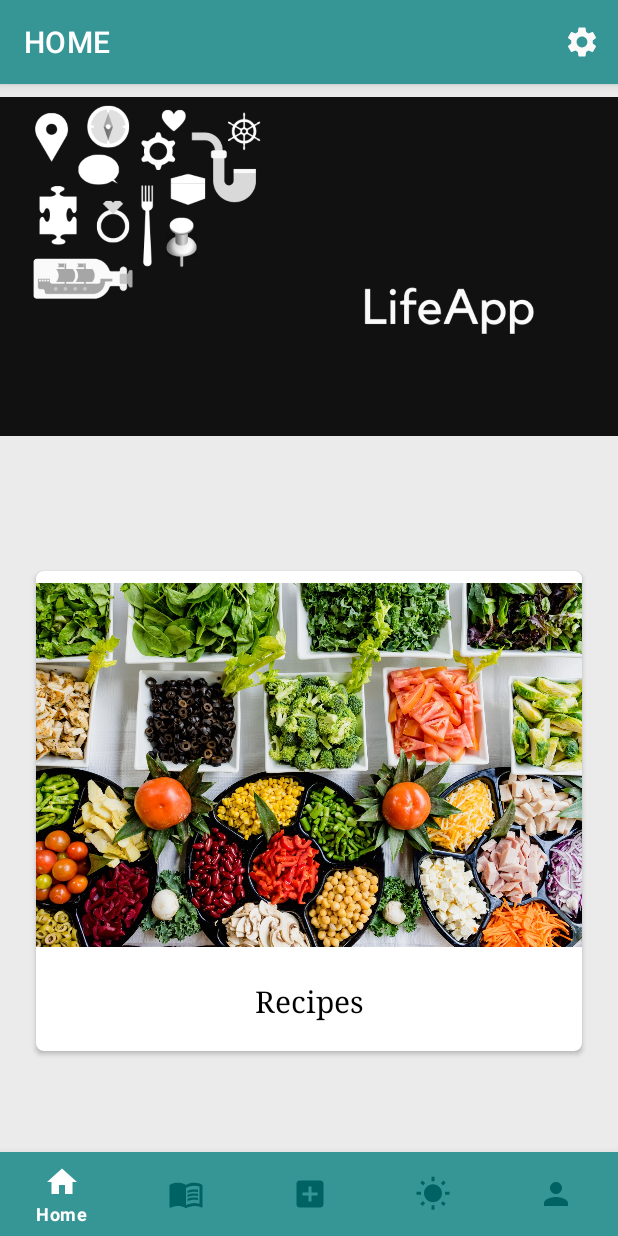
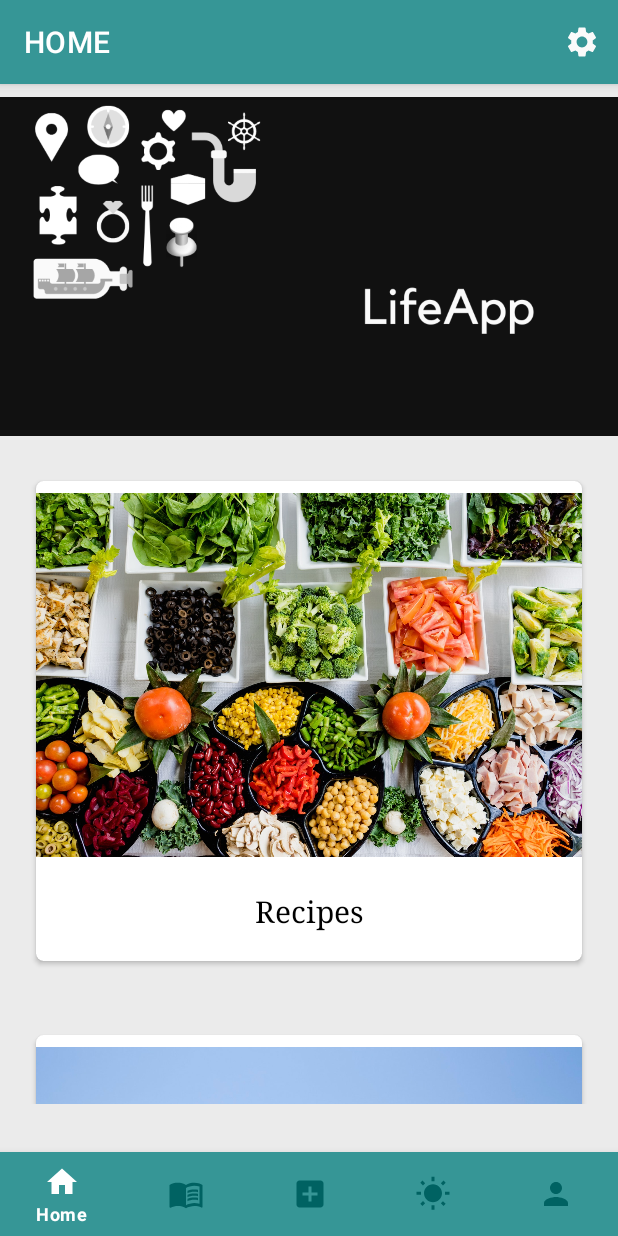
Before and after one commit to oyousef25/LifeApp-Android, an Android app: the screen it shows after launch (MainActivity), on a phone screen of 412 x 824 dp. Run offline under Robolectric (Android 15) with nearby library versions, the phone set to English and light mode, and no system bars; our stand-ins replace navigation-ui; Roboto replaces fonts that are not available here.

Commit message:
Added the final touches to the application

```diff
--- a/app/src/main/java/com/example/lifeapp/adapters/HomePageAdapter.java
+++ b/app/src/main/java/com/example/lifeapp/adapters/HomePageAdapter.java
@@ -134,7 +134,7 @@ public class HomePageAdapter extends RecyclerView.Adapter<HomePageAdapter.Custom
             recipesList.add(new Item(R.drawable.curry, "Curry", "Add the curry spice mix with your choice of meat"));
             recipesList.add(new Item(R.drawable.nachos, "Nachos" ,"Add doritos chips with your choice of veggies and meat and then add nacho cheese sauce with sour cream"));
             recipesList.add(new Item(R.drawable.icecap, "Healthy Ice Capp", "Add milk with sugar and keep mixing and then add your coffee with ice"));
-            recipesList.add(new Item(R.drawable.grilled_chicken, "Grilled Chicken", ""));
+            recipesList.add(new Item(R.drawable.grilled_chicken, "Grilled Chicken", "A healthy grilled chicken recipe that assures you have a strong body!"));
             recipesList.add(new Item(R.drawable.wings, "Healthy Wings", "add chicken, butter and salt nd pepper in a pan and put them in the oven on 360 degrees for 1 hour."));
 
             //Adding to the exercisesList
--- a/app/src/main/res/anim/ease_in_right.xml
+++ b/app/src/main/res/anim/ease_in_right.xml
@@ -7,5 +7,5 @@
     <alpha
         android:fromAlpha="0"
         android:toAlpha="1"
-        android:duration="500"/>
+        android:duration="@android:integer/config_longAnimTime"/>
 </set>
--- a/app/src/main/res/anim/page_transition.xml
+++ /dev/null
@@ -1,5 +0,0 @@
-<?xml version="1.0" encoding="utf-8"?>
-<layoutAnimation xmlns:android="http://schemas.android.com/apk/res/android"
-    android:animation="@anim/slide_in_right"
-    android:delay="0.5"
-    />
--- a/app/src/main/res/anim/slide_in_right.xml
+++ b/app/src/main/res/anim/slide_in_right.xml
@@ -2,5 +2,5 @@
 <set xmlns:android="http://schemas.android.com/apk/res/android">
     <translate android:fromXDelta="-100%" android:toXDelta="0%"
         android:fromYDelta="0%" android:toYDelta="0%"
-        android:duration="700"/>
+        android:duration="@android:integer/config_mediumAnimTime"/>
 </set>
--- a/app/src/main/res/layout/fragment_home_page.xml
+++ b/app/src/main/res/layout/fragment_home_page.xml
@@ -10,21 +10,13 @@
     <androidx.viewpager2.widget.ViewPager2
         android:id="@+id/homeViewpager"
         android:layout_width="match_parent"
-        android:layout_height="300dp"
-        app:layout_constraintEnd_toEndOf="parent"
-        app:layout_constraintHorizontal_bias="0.545"
-        app:layout_constraintStart_toStartOf="parent"
-        app:layout_constraintTop_toTopOf="parent"
-        android:layout_gravity="center"/>
+        android:layout_height="240dp"
+        android:layout_gravity="center" />
 
     <androidx.recyclerview.widget.RecyclerView
         android:id="@+id/weatherList"
         android:layout_width="match_parent"
-        android:layout_height="662dp"
+        android:layout_height="690dp"
         android:layout_gravity="center"
-        android:paddingBottom="270dp"
-        app:layout_constraintBottom_toBottomOf="parent"
-        app:layout_constraintEnd_toEndOf="parent"
-        app:layout_constraintHorizontal_bias="0.545"
-        app:layout_constraintStart_toStartOf="parent" />
+        android:paddingBottom="250dp" />
 </LinearLayout>
--- a/app/src/main/res/layout/fragment_item_recyclerview.xml
+++ b/app/src/main/res/layout/fragment_item_recyclerview.xml
@@ -29,6 +29,7 @@
             android:layout_marginStart="4dp"
             android:layout_marginTop="5dp"
             android:layout_weight="1"
+            android:padding="5dp"
             android:text="TextView"
             android:textColor="@color/black"
             android:textSize="@dimen/small_title"
@@ -41,6 +42,8 @@
             android:layout_width="230dp"
             android:layout_height="wrap_content"
             android:layout_marginStart="4dp"
+            android:paddingLeft="5dp"
+            android:paddingBottom="5dp"
             android:text="TextView"
             android:textSize="@dimen/other_text"
             app:layout_constraintStart_toEndOf="@+id/itemImage"
```
